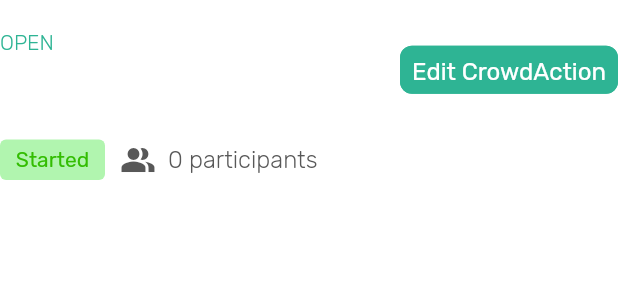
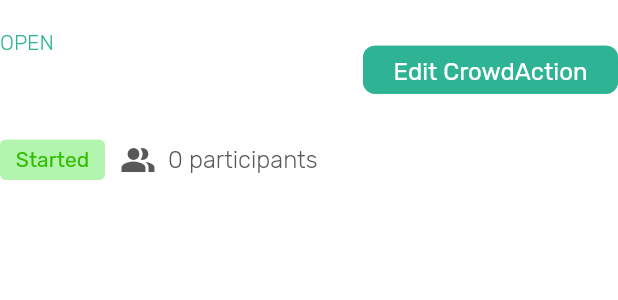
Before and after one commit to CollActionteam/collaction_cms, a Flutter app: the CrowdActionHeader widget shown alone on an empty page, opened directly with empty values, on a phone screen of 412 x 824 dp. Shown: the top 300 px of the screen. Run offline on Flutter 3.47's test engine with Material 2 defaults, Android fonts, the phone set to English and light mode, and no system bars; our stand-ins replace bloc, dartz, equatable, firebase_auth, firebase_core, flutter_bloc and 7 more; missing offline and left inert: country_codes, dart:html, defer_pointer, image_network, tap_canvas; accounts and stored records are empty; generated files the repository leaves out were written again; network calls fail; statements that could not run were skipped.

Commit message:
Restoring buttons to their original size

```diff
--- a/lib/presentation/crowdactions/crowdaction_view/header.dart
+++ b/lib/presentation/crowdactions/crowdaction_view/header.dart
@@ -34,7 +34,10 @@
               CrowdActionTitle(joinStatus: joinStatus, title: title),
               const Spacer(),
               CollActionButtonRectangle.wrapped(
-                  text: "Edit CrowdAction", onPressed: () => {})
+                width: 170,
+                text: "Edit CrowdAction",
+                onPressed: () => {},
+              )
             ],
           ),
           const SizedBox(height: 20),
--- a/lib/presentation/crowdactions/crowdactions_page.dart
+++ b/lib/presentation/crowdactions/crowdactions_page.dart
@@ -90,6 +90,7 @@
                 ),
                 const Spacer(),
                 CollActionButtonRectangle.wrapped(
+                  width: 205,
                   text: "Add CrowdAction",
                   onPressed: () => showCrowdActionFormModal(context, null),
                   iconData: Icons.add_circle_outline_rounded,
```
